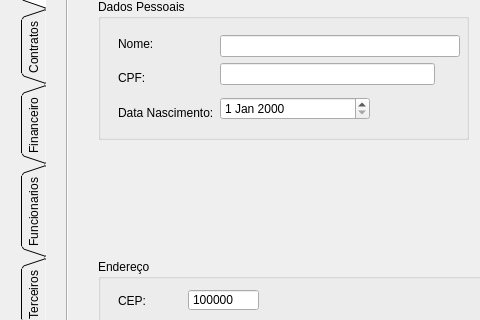
The window that Carluguel/modulescreen.ui (mathiashemmer/uni-devops) describes before a commit, drawn with Qt 5; both pictures show x 0 to 480 and y 129 to 449 of the 1020 by 607 pixel window.
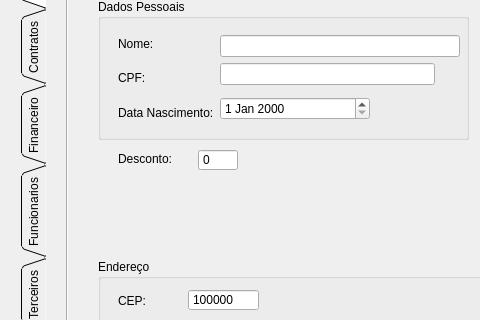
The same window after the commit. The open tabs and pages were chosen to show the change.

```diff
--- a/Carluguel/modulescreen.ui
+++ b/Carluguel/modulescreen.ui
@@ -1560,6 +1560,53 @@
         <string>Excluir</string>
        </property>
       </widget>
+      <widget class="QLabel" name="label_9">
+       <property name="geometry">
+        <rect>
+         <x>50</x>
+         <y>230</y>
+         <width>60</width>
+         <height>20</height>
+        </rect>
+       </property>
+       <property name="text">
+        <string>Desconto:</string>
+       </property>
+      </widget>
+      <widget class="QSpinBox" name="sbx_clientes_cadastro_desconto">
+       <property name="geometry">
+        <rect>
+         <x>130</x>
+         <y>230</y>
+         <width>40</width>
+         <height>22</height>
+        </rect>
+       </property>
+       <property name="wrapping">
+        <bool>true</bool>
+       </property>
+       <property name="frame">
+        <bool>true</bool>
+       </property>
+       <property name="buttonSymbols">
+        <enum>QAbstractSpinBox::NoButtons</enum>
+       </property>
+       <property name="correctionMode">
+        <enum>QAbstractSpinBox::CorrectToNearestValue</enum>
+       </property>
+       <property name="minimum">
+        <number>0</number>
+       </property>
+       <property name="maximum">
+        <number>100</number>
+       </property>
+       <property name="singleStep">
+        <number>1</number>
+       </property>
+       <property name="value">
+        <number>0</number>
+       </property>
+      </widget>
      </widget>
     </widget>
    </widget>
```
Left out of the diff: 2 changed lines with no effect on the pictures.
